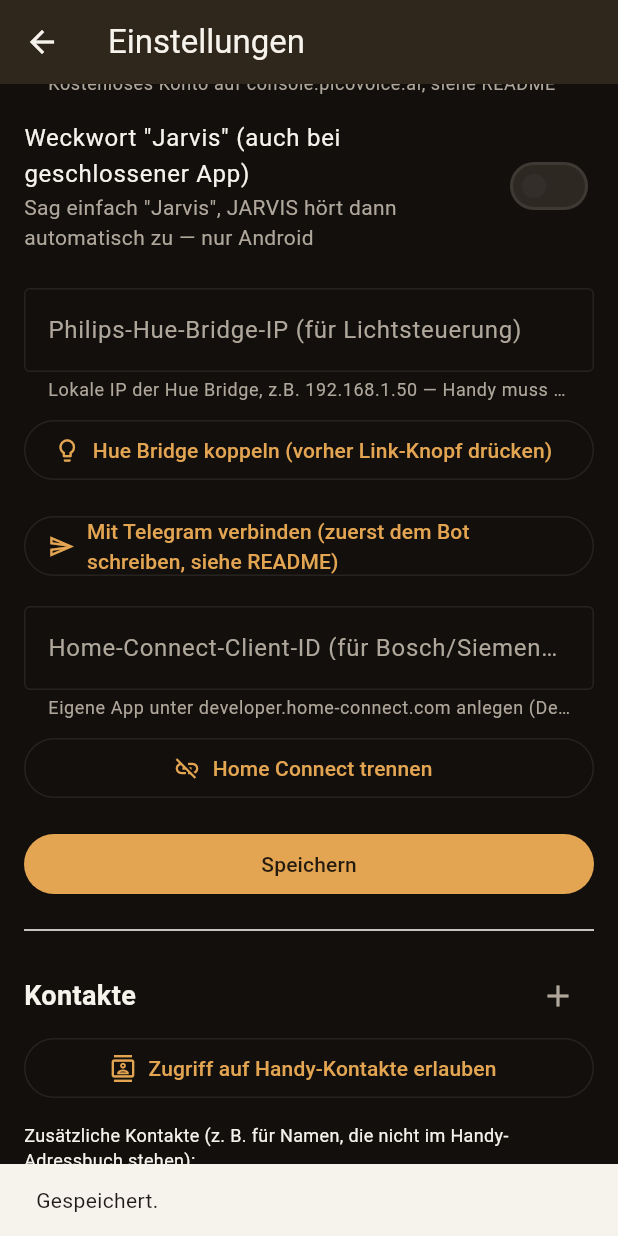
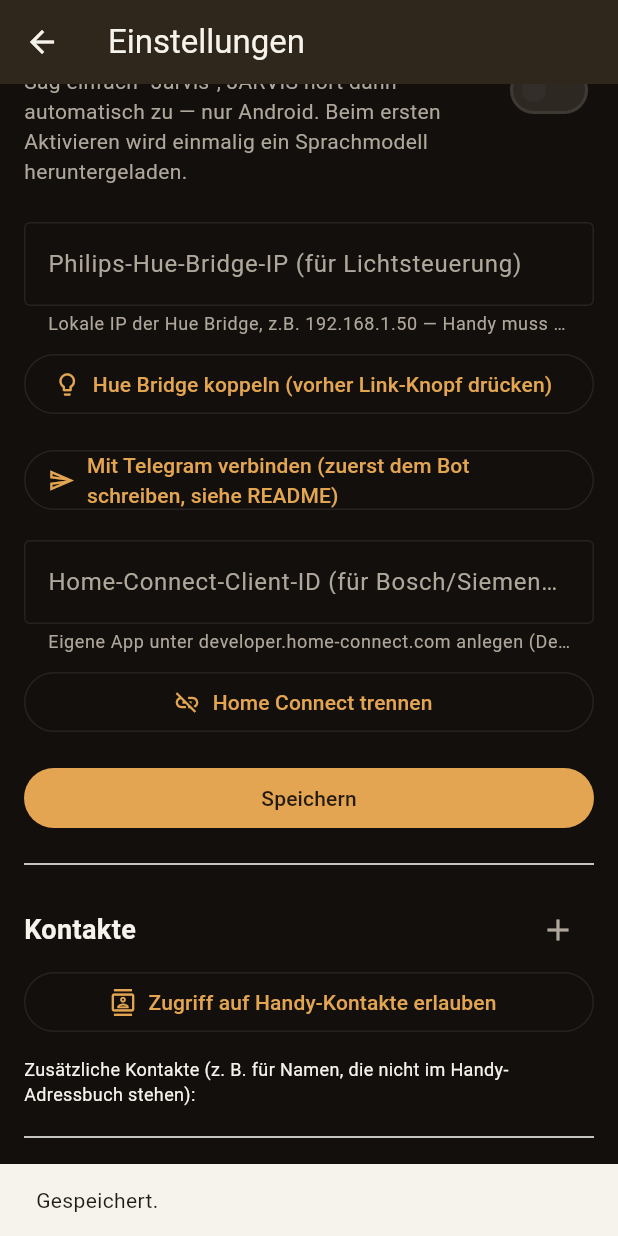
Before and after one commit to ibrahim200832/jarvis-mobile, a Flutter app: the SettingsScreen screen opened directly with empty values, scrolled down 1152 dp, after a tap on "Speichern", on a phone screen of 412 x 824 dp. Run offline on Flutter 3.47's test engine with Material 3 defaults, Android fonts, the phone set to English and light mode, and no system bars; our stand-ins replace battery_plus, camera, flutter_contacts, flutter_local_notifications, flutter_svg, flutter_tts and 11 more; missing offline and left inert: dart:js_interop, dart:ui_web, flutter_foreground_task, flutter_web_auth_2, installed_apps, vosk_flutter_fixed; accounts and stored records are empty; network calls fail.

Commit message:
Weckwort "Jarvis": Picovoice durch kostenlose Vosk-Erkennung ersetzen
Picovoice hat seinen kostenlosen Tarif für Privatnutzer eingestellt
(Neuanmeldungen werden ohne kommerziellen Use-Case abgelehnt). Ersetzt
die Erkennung durch Vosk (vosk_flutter_fixed, Apache-2.0, offline, kein
Konto/Key nötig) mit einem grammatik-eingeschränkten Recognizer, der
nur nach "jarvis" sucht. Das deutsche Sprachmodell wird beim ersten
Aktivieren zur Laufzeit auf dem Gerät heruntergeladen statt gebündelt.

Co-Authored-By: Claude Sonnet 5 <noreply@anthropic.com>
Claude-Session: https://claude.ai/code/session_01VGH6DFCARP7eCiCxH2y89Y

```diff
--- a/lib/screens/home_screen.dart
+++ b/lib/screens/home_screen.dart
@@ -136,8 +136,8 @@ class _HomeScreenState extends State<HomeScreen> {
   }
 
   /// Starts the always-on "Jarvis"-Weckwort-Hintergrunddienst, wenn der
-  /// Nutzer das in den Einstellungen aktiviert und einen Picovoice-Key
-  /// hinterlegt hat (siehe README, Abschnitt "Weckwort 'Jarvis'").
+  /// Nutzer das in den Einstellungen aktiviert hat (siehe README, Abschnitt
+  /// "Weckwort 'Jarvis'").
   Future<void> _initWakeWordIfEnabled() async {
     final enabled = await _settings.getWakeWordEnabled();
     if (!enabled) return;
--- a/lib/screens/settings_screen.dart
+++ b/lib/screens/settings_screen.dart
@@ -51,7 +51,6 @@ class _SettingsScreenState extends State<SettingsScreen> {
   final _reminderPhoneCtrl = TextEditingController();
   final _hueBridgeIpCtrl = TextEditingController();
   final _boschClientIdCtrl = TextEditingController();
-  final _picovoiceAccessKeyCtrl = TextEditingController();
   List<Contact> _contacts = [];
   String _appVersion = '';
   String _aiModel = 'openai';
@@ -96,7 +95,6 @@ class _SettingsScreenState extends State<SettingsScreen> {
     _reminderPhoneCtrl.text = await widget.settings.getReminderPhone() ?? '';
     _hueBridgeIpCtrl.text = await widget.hue.getBridgeIp() ?? '';
     _boschClientIdCtrl.text = await widget.bosch.getClientId() ?? '';
-    _picovoiceAccessKeyCtrl.text = await widget.settings.getPicovoiceAccessKey() ?? '';
     _wakeWordEnabled = await widget.settings.getWakeWordEnabled();
     _aiModel = await widget.settings.getAiModel();
     _contacts = await widget.contacts.all();
@@ -124,24 +122,15 @@ class _SettingsScreenState extends State<SettingsScreen> {
     await widget.settings.setTiktokClientKey(_tiktokClientKeyCtrl.text.trim());
     await widget.settings.setCallSharedSecret(_callSecretCtrl.text.trim());
     await widget.settings.setReminderPhone(_reminderPhoneCtrl.text.trim());
-    await widget.settings.setPicovoiceAccessKey(_picovoiceAccessKeyCtrl.text.trim());
     await widget.settings.setAiModel(_aiModel);
     if (!mounted) return;
     ScaffoldMessenger.of(context).showSnackBar(const SnackBar(content: Text('Gespeichert.')));
   }
 
-  /// Schaltet den "Jarvis"-Weckwort-Hintergrunddienst an/aus — startet ihn
-  /// nur, wenn vorher ein Picovoice-AccessKey eingetragen und gespeichert
-  /// wurde (siehe README, Abschnitt "Weckwort 'Jarvis'").
+  /// Schaltet den "Jarvis"-Weckwort-Hintergrunddienst an/aus (siehe README,
+  /// Abschnitt "Weckwort 'Jarvis'").
   Future<void> _toggleWakeWord(bool value) async {
-    if (value && _picovoiceAccessKeyCtrl.text.trim().isEmpty) {
-      ScaffoldMessenger.of(context).showSnackBar(
-        const SnackBar(content: Text('Bitte zuerst einen Picovoice-AccessKey eintragen und speichern.')),
-      );
-      return;
-    }
     setState(() => _togglingWakeWord = true);
-    await widget.settings.setPicovoiceAccessKey(_picovoiceAccessKeyCtrl.text.trim());
     await widget.settings.setWakeWordEnabled(value);
     String? error;
     if (value) {
@@ -517,19 +506,13 @@ class _SettingsScreenState extends State<SettingsScreen> {
             ),
           if (!kIsWeb) ...[
             const SizedBox(height: 16),
-            TextField(
-              controller: _picovoiceAccessKeyCtrl,
-              decoration: const InputDecoration(
-                labelText: 'Picovoice-AccessKey (für Weckwort "Jarvis")',
-                helperText: 'Kostenloses Konto auf console.picovoice.ai, siehe README',
-                border: OutlineInputBorder(),
-              ),
-            ),
-            const SizedBox(height: 8),
             SwitchListTile(
               contentPadding: EdgeInsets.zero,
               title: const Text('Weckwort "Jarvis" (auch bei geschlossener App)'),
-              subtitle: const Text('Sag einfach "Jarvis", JARVIS hört dann automatisch zu — nur Android'),
+              subtitle: const Text(
+                'Sag einfach "Jarvis", JARVIS hört dann automatisch zu — nur Android. '
+                'Beim ersten Aktivieren wird einmalig ein Sprachmodell heruntergeladen.',
+              ),
               value: _wakeWordEnabled,
               onChanged: _togglingWakeWord ? null : _toggleWakeWord,
             ),
--- a/lib/services/settings_service.dart
+++ b/lib/services/settings_service.dart
@@ -12,7 +12,6 @@ class SettingsService {
   static const _keyTiktokClientKey = 'tiktok_client_key';
   static const _keyCallSharedSecret = 'call_shared_secret';
   static const _keyReminderPhone = 'reminder_phone';
-  static const _keyPicovoiceAccessKey = 'picovoice_access_key';
   static const _keyWakeWordEnabled = 'wake_word_enabled';
 
   Future<String?> getNewsApiKey() async {
@@ -141,21 +140,8 @@ class SettingsService {
     await prefs.setString(_keyReminderPhone, value);
   }
 
-  /// Picovoice AccessKey for the "Jarvis" wake-word (see
-  /// [WakeWordService]) — free for personal use, one per Picovoice
-  /// account, obtained at console.picovoice.ai.
-  Future<String?> getPicovoiceAccessKey() async {
-    final prefs = await SharedPreferences.getInstance();
-    return prefs.getString(_keyPicovoiceAccessKey);
-  }
-
-  Future<void> setPicovoiceAccessKey(String value) async {
-    final prefs = await SharedPreferences.getInstance();
-    await prefs.setString(_keyPicovoiceAccessKey, value);
-  }
-
   /// Whether the user turned on always-on "Jarvis" wake-word listening
-  /// (requires [getPicovoiceAccessKey] to also be set).
+  /// (see [WakeWordService] — offline via Vosk, no account/key needed).
   Future<bool> getWakeWordEnabled() async {
     final prefs = await SharedPreferences.getInstance();
     return prefs.getBool(_keyWakeWordEnabled) ?? false;
--- a/lib/services/wake_word_task_handler.dart
+++ b/lib/services/wake_word_task_handler.dart
@@ -1,6 +1,5 @@
 import 'package:flutter/widgets.dart';
 import 'package:flutter_foreground_task/flutter_foreground_task.dart';
-import 'package:shared_preferences/shared_preferences.dart';
 
 import 'wake_word_service.dart';
 
@@ -21,10 +20,7 @@ class WakeWordTaskHandler extends TaskHandler {
   @override
   Future<void> onStart(DateTime timestamp, TaskStarter starter) async {
     WidgetsFlutterBinding.ensureInitialized();
-    final prefs = await SharedPreferences.getInstance();
-    final accessKey = prefs.getString('picovoice_access_key') ?? '';
     await _wakeWordService.start(
-      accessKey: accessKey,
       onWakeWord: () {
         FlutterForegroundTask.sendDataToMain('wake_word_detected');
         FlutterForegroundTask.launchApp('/');
--- a/pubspec.yaml
+++ b/pubspec.yaml
@@ -35,8 +35,8 @@ dependencies:
   timezone: ^0.11.1
   flutter_web_auth_2: ^5.1.0
   crypto: ^3.0.7
-  porcupine_flutter: ^3.0.4
   flutter_foreground_task: ^8.17.0
+  vosk_flutter_fixed: ^0.1.4
 
 dev_dependencies:
   flutter_test:
```
Also changed, not shown: lib/services/wake_word_service.dart (+53 -28 lines), pubspec.lock, 2 other files.
